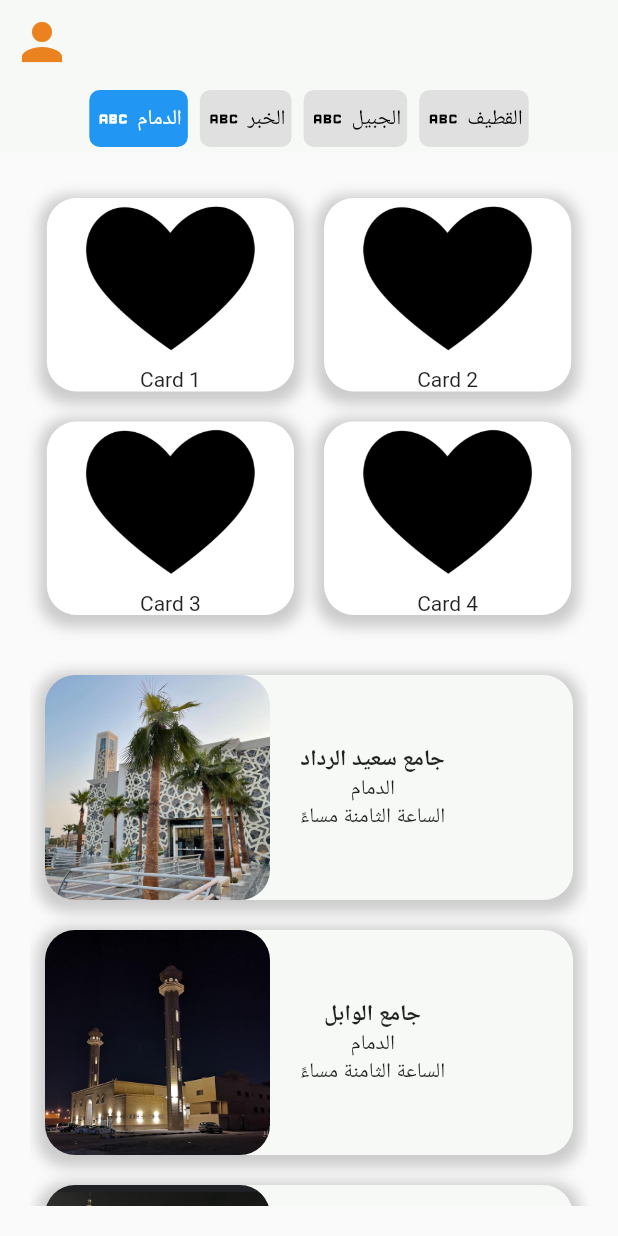
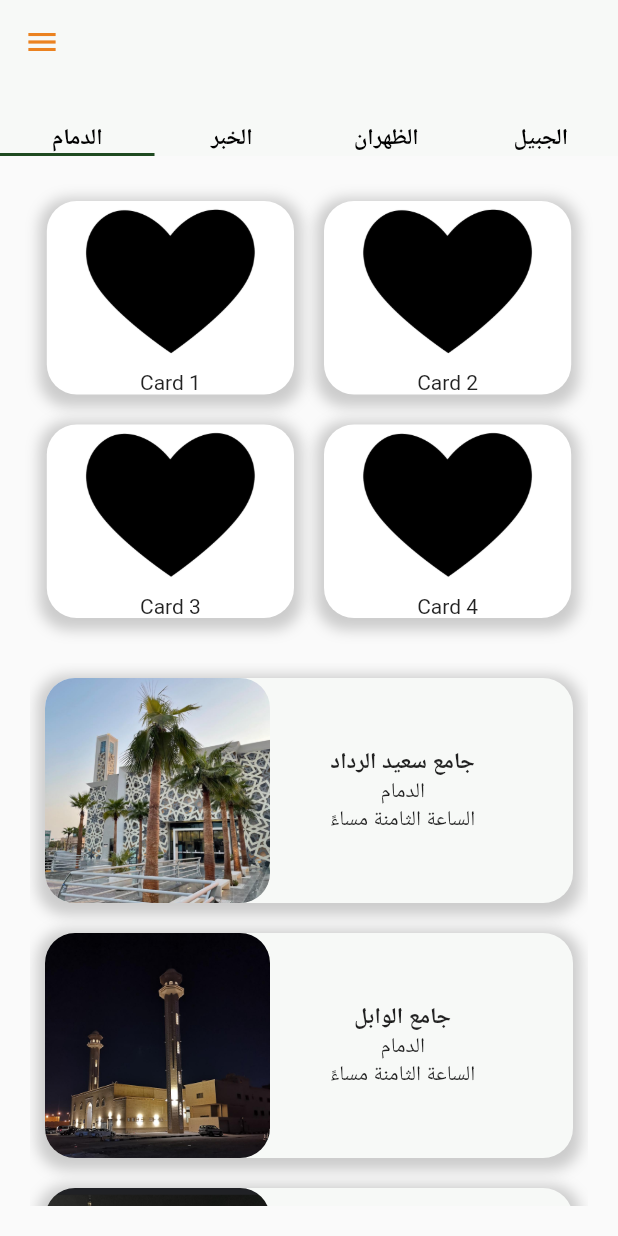
Before and after one commit to shaaleissa/masajdna, a Flutter app: the screen it shows after launch, on a phone screen of 412 x 824 dp. Run offline on Flutter 3.47's test engine with Material 2 defaults, Android fonts, the phone set to English and light mode, and no system bars; drawn by our look-alikes of buttons_tabbar; our stand-ins replace firebase_auth, firebase_core, flutter_riverpod, flutter_svg, freezed_annotation, google_fonts and 1 more; accounts and stored records are empty; Roboto replaces fonts that are missing (Tajawal).

Commit message:
masjid cc

```diff
--- a/lib/Screens/home_screen.dart
+++ b/lib/Screens/home_screen.dart
@@ -1,78 +1,109 @@
-import 'package:buttons_tabbar/buttons_tabbar.dart';
 import 'package:flutter/material.dart';
+import 'package:flutter_riverpod/flutter_riverpod.dart';
+import 'package:google_fonts/google_fonts.dart';
 import 'package:masajdna/constants/colors.dart';
 import 'package:masajdna/model%20views/models_data.dart';
+import 'package:masajdna/providers/auth_provider.dart';
 import 'package:masajdna/screens/masjid_screen.dart';
 import 'package:masajdna/widgets/cards_grid.dart';
 
-class HomeScreen extends StatefulWidget {
+class HomeScreen extends ConsumerWidget {
   HomeScreen({Key? key}) : super(key: key);
 
   @override
-  State<HomeScreen> createState() => _HomeScreenState();
-}
-
-class _HomeScreenState extends State<HomeScreen> {
-  @override
-  Widget build(BuildContext context) {
+  Widget build(BuildContext context,WidgetRef ref) {
+    final _auth = ref.watch(authenticationProvider);
     return DefaultTabController(
       length: 4,
       child: Scaffold(
+        drawer: Drawer(
+          child: ListView(
+            padding: EdgeInsets.zero,
+            children: <Widget>[
+              const DrawerHeader(
+                decoration: BoxDecoration(
+                  color: Color.fromARGB(255, 255, 235, 206),
+                ),
+                child: Text(
+                  'Drawer Header',
+                  style: TextStyle(
+                    color:  Color.fromARGB(255, 31, 74, 33),
+                    fontSize: 24,
+                  ),
+                ),
+              ),
+              ListTile(
+                leading: Icon(Icons.account_circle),
+                title: Text('Profile'),
+                onTap: () {
+                },
+              ),
+              ListTile(
+                leading: Icon(Icons.heart_broken),
+                title: Text('Favorites'),
+              ),
+            ],
+          ),
+        ),
           appBar: AppBar(
-            leading: IconButton(
-              icon: const Icon(
-                Icons.person,
-                size: 40,
-              ),
-              onPressed: () {},
-            ),
               backgroundColor: MyColors.white,
               foregroundColor: MyColors.orange,
               elevation: 0,
-            bottom: ButtonsTabBar(
-              tabs: const [
-                Tab(
-                  icon: Icon(Icons.abc),
-                  text: 'الدمام',
+              bottom: TabBar(
+                indicatorColor: const Color.fromARGB(255, 31, 74, 33),
+                tabs: [
+                  Text(
+                    'الدمام',
+                    style: GoogleFonts.tajawal(
+                      fontSize: 15,
+                      color: Colors.black,fontWeight: FontWeight.w700
                     ),
-                Tab(
-                  icon: Icon(Icons.abc),
-                  text: 'الخبر',
                   ),
-                Tab(
-                  icon: Icon(Icons.abc),
-                  text: 'الجبيل',
+                  Text(
+                    'الخبر',
+                    style: GoogleFonts.tajawal(
+                      fontSize: 15,
+                      color: Colors.black,fontWeight: FontWeight.w700
                     ),
-                Tab(
-                  icon: Icon(Icons.abc),
-                  text: 'القطيف',
                   ),
-              ],)
+                  Text(
+                    'الظهران',
+                    style: GoogleFonts.tajawal(
+                      fontSize: 15,
+                      color: Colors.black,fontWeight: FontWeight.w700
                     ),
+                  ),
+                  Text(
+                    'الجبيل',
+                    style: GoogleFonts.tajawal(
+                      fontSize: 15,
+                      color: Colors.black,fontWeight: FontWeight.w700
+                    ),
+                  ),
+                ],
+              )),
           body: TabBarView(
             children: [
-              MasajidList('الدمام'),
-              MasajidList('الخبر'),
-              MasajidList('الجبيل'),
-              MasajidList('القطيف'),
+              MasajidList('الدمام', context),
+              MasajidList('الخبر', context),
+              MasajidList('الظهران', context),
+              MasajidList('الجبيل', context),
             ],
           )),
     );
   }
 
-
-  Widget MasajidList(String city) {
+  Widget MasajidList(String city, BuildContext context) {
     return Center(
       child: Column(
         children: [
           const SizedBox(height: 20),
-          Center(
-              child: CardsGrid(
+          CardsGrid(
               cols: 2,
               rows: 2,
               height: MediaQuery.of(context).size.width / 4,
               width: MediaQuery.of(context).size.width / 2.5,
-                  cards: Data.cardList)),
+              cards: Data.cardList),
           Expanded(
             child: Padding(
               padding: const EdgeInsets.all(20),
@@ -84,7 +115,7 @@ class _HomeScreenState extends State<HomeScreen> {
                       scrollDirection: Axis.vertical,
                       itemCount: Data.masjidList.length,
                       itemBuilder: (BuildContext context, i) {
-                        if( Data.masjidList[i].city == city) {
+                        if (Data.masjidList[i].city == city) {
                           return Container(
                             margin: const EdgeInsets.all(10),
                             decoration: BoxDecoration(
@@ -106,7 +137,7 @@ class _HomeScreenState extends State<HomeScreen> {
                                     Navigator.push(context,
                                         MaterialPageRoute(builder: (context) {
                                       return MasjidScreen(
-                                      imagePath: Data.masjidList[i].imagePath,
+                                        obj: Data.masjidList[i],
                                       );
                                     }));
                                   },
@@ -122,7 +153,7 @@ class _HomeScreenState extends State<HomeScreen> {
                                     ),
                                   ),
                                 ),
-                              const SizedBox(width: 20),
+                                const SizedBox(width: 40),
                                 Column(
                                   children: [
                                     Text(
@@ -133,8 +164,14 @@ class _HomeScreenState extends State<HomeScreen> {
                                           fontWeight: FontWeight.bold,
                                           fontSize: 15),
                                     ),
-                                  Text(Data.masjidList[i].city,overflow: TextOverflow.ellipsis,),
-                                  Text(Data.masjidList[i].trawihTime,overflow: TextOverflow.ellipsis,),
+                                    Text(
+                                      Data.masjidList[i].city,
+                                      overflow: TextOverflow.ellipsis,
+                                    ),
+                                    Text(
+                                      Data.masjidList[i].trawihTime,
+                                      overflow: TextOverflow.ellipsis,
+                                    ),
                                   ],
                                 ),
                               ],
--- a/lib/Screens/masjid_screen.dart
+++ b/lib/Screens/masjid_screen.dart
@@ -1,22 +1,32 @@
 import 'package:flutter/material.dart';
 import 'package:masajdna/model%20views/models_data.dart';
+import 'package:masajdna/models/masjid.dart';
 
 class MasjidScreen extends StatelessWidget {
-  MasjidScreen({super.key, required this.imagePath});
-  String imagePath;
+  MasjidScreen({super.key, required this.obj});
+  Masjid obj;
 
   @override
   Widget build(BuildContext context) {
     return Scaffold(
-      body: GestureDetector(
+        body: Column(
+          children: [
+            GestureDetector(
               onTap: () {
                 Navigator.pop(context);
               },
               child: Hero(
                 tag: 'masjid',
-          child: Image.asset(imagePath),
+                child: Image.asset(obj.imagePath),
               ),
             ),
-    );
+            const SizedBox(height: 30),
+            const Text("Data")
+          ],
+        ),
+        floatingActionButton: FloatingActionButton(
+          onPressed: () {},
+          child: const Icon(Icons.add),
+        ));
   }
 }
```
Lines whose indentation alone changed are shown as unchanged.
